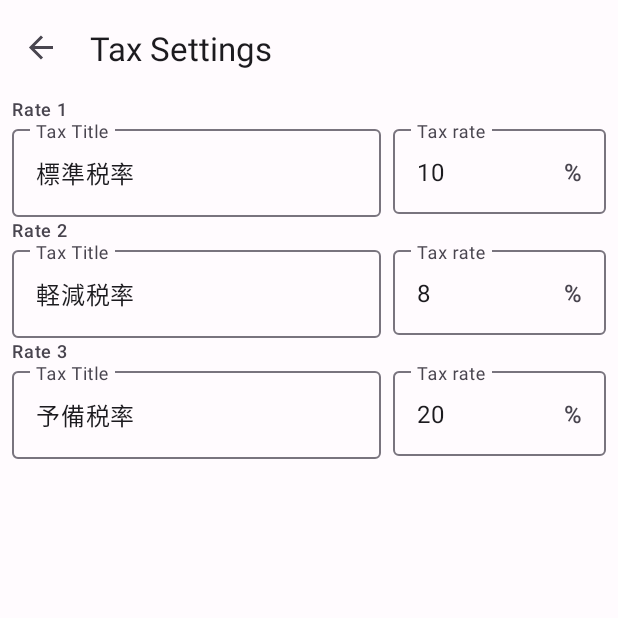
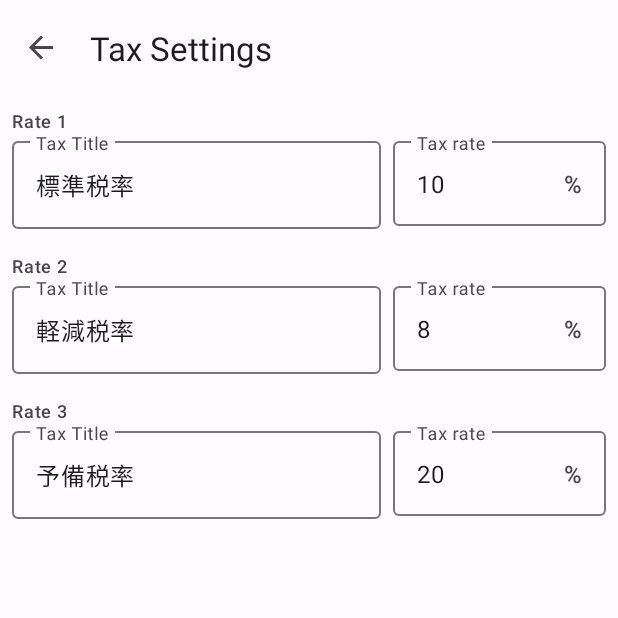
Before and after one commit to yuchan2215/RegisterSimulator, an Android app: the TaxSettingFragment screen opened through its navigation route, on a phone screen of 412 x 824 dp, the top half of it. Run offline under Robolectric (Android 15) with nearby library versions, the phone set to English and light mode, and no system bars; our stand-ins replace Room's generated code, data binding, navigation-ui.

Commit message:
change: 税率入力のレイアウトを修正
MarginからPaddingに修正

```diff
--- a/app/src/main/res/layout/tax_setting_item.xml
+++ b/app/src/main/res/layout/tax_setting_item.xml
@@ -4,7 +4,7 @@
     xmlns:tools="http://schemas.android.com/tools"
     android:layout_width="match_parent"
     android:layout_height="match_parent"
-    android:layout_margin="8dp">
+    android:padding="8dp">
 
     <TextView
         android:id="@+id/rate_label"
```
